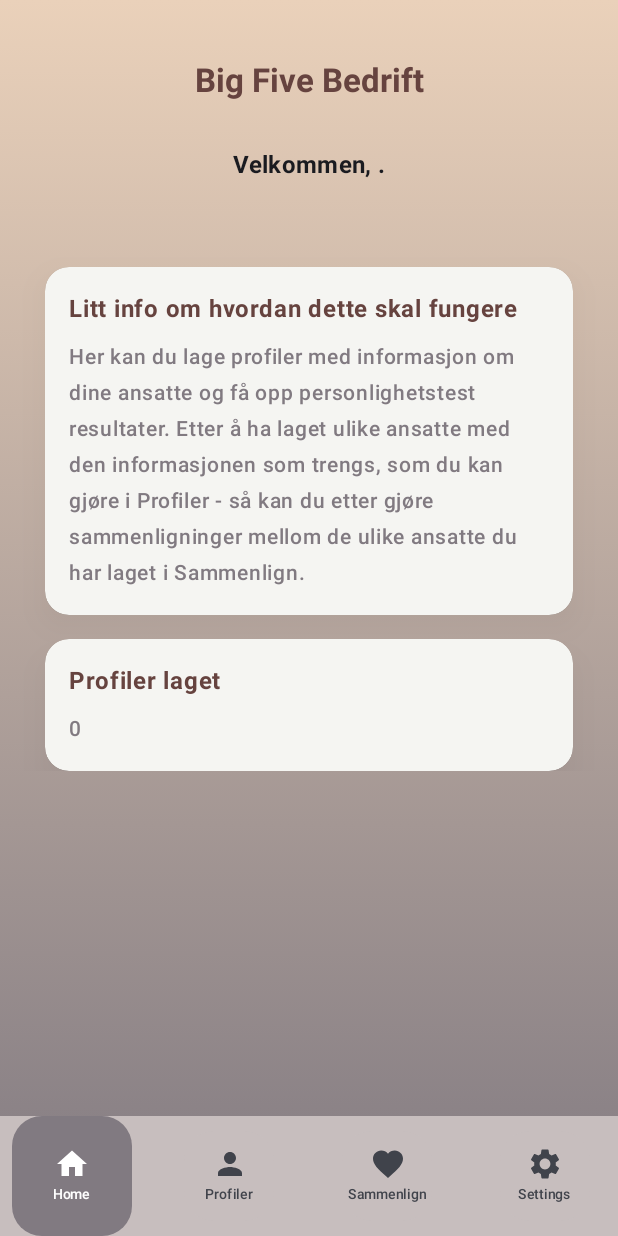
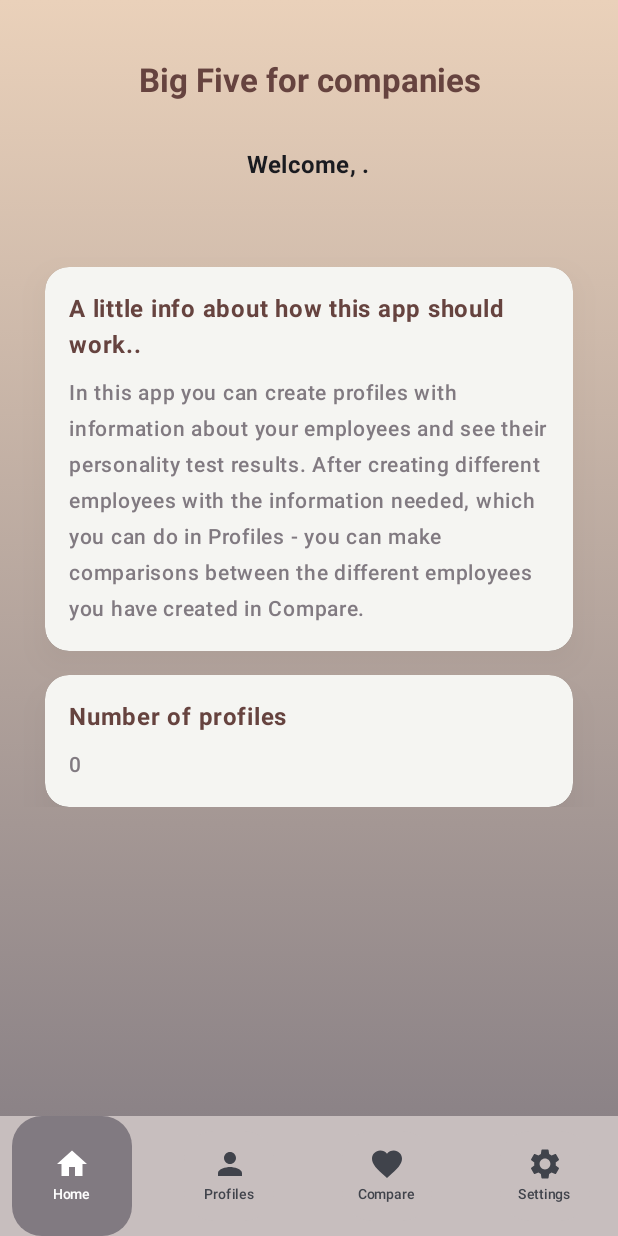
Before and after one commit to Shoyo181/MOB3000, an Android app built with Jetpack Compose: the composable MyApp shown on its own in the app's theme, on a phone screen of 412 x 824 dp. Run offline under Robolectric (Android 15) with nearby library versions, the phone set to English and light mode, and no system bars; our stand-ins replace Firebase (no records; nobody signed in at launch, a user with empty details on screens opened directly).

Commit message:
påbegynt oversetting

```diff
--- a/app/src/main/java/com/example/mob3000/MainActivity.kt
+++ b/app/src/main/java/com/example/mob3000/MainActivity.kt
@@ -39,6 +39,7 @@ import androidx.compose.ui.res.colorResource
 import androidx.compose.material.icons.filled.Favorite
 import androidx.compose.material.icons.outlined.Favorite
 import androidx.compose.ui.graphics.Brush
+import androidx.compose.ui.res.stringResource
 import androidx.compose.ui.unit.dp
 import androidx.compose.ui.unit.sp
 import com.example.mob3000.ui.screens.Home
@@ -71,22 +72,22 @@ data class BottomNavigationItem(
 fun MyApp() {
     val navItems = listOf(
         BottomNavigationItem(
-            title = "Home",
+            title = stringResource(id = R.string.nav_home),
             selectedIcon = Icons.Filled.Home,
             unselectedIcon = Icons.Outlined.Home
         ),
         BottomNavigationItem(
-            title = "Profiler",
+            title = stringResource(id = R.string.nav_profiles),
             selectedIcon = Icons.Filled.Person,
             unselectedIcon = Icons.Outlined.Person
         ),
         BottomNavigationItem(
-            title = "Sammenlign",
+            title = stringResource(id = R.string.nav_compare),
             selectedIcon = Icons.Filled.Favorite,
             unselectedIcon = Icons.Outlined.Favorite
         ),
         BottomNavigationItem(
-            title = "Settings",
+            title = stringResource(id = R.string.nav_settings),
             selectedIcon = Icons.Filled.Settings,
             unselectedIcon = Icons.Outlined.Settings
         )
--- a/app/src/main/java/com/example/mob3000/ui/screens/Home.kt
+++ b/app/src/main/java/com/example/mob3000/ui/screens/Home.kt
@@ -24,6 +24,7 @@ import androidx.compose.ui.draw.shadow
 import androidx.compose.ui.graphics.painter.Painter
 import androidx.compose.ui.layout.ContentScale
 import androidx.compose.ui.res.colorResource
+import androidx.compose.ui.res.stringResource
 import androidx.compose.ui.text.style.TextAlign
 import com.example.mob3000.R
 import com.example.mob3000.data.firebase.FirebaseService.hentAntallDokumenter
@@ -45,7 +46,7 @@ fun Home(modifier: Modifier = Modifier) {
 
     ) {
         Text(
-            text = "Big Five Bedrift", color = Color(0xFF66433F),
+            text = stringResource(id = R.string.app_name), color = Color(0xFF66433F),
             style = MaterialTheme.typography.titleLarge.copy(fontWeight = FontWeight.Bold),
             textAlign = TextAlign.Center,
             modifier = Modifier
@@ -53,7 +54,7 @@ fun Home(modifier: Modifier = Modifier) {
         )
         Spacer(modifier = Modifier.padding(10.dp))
         Text(
-            text = "Velkommen, $email.",
+            text = stringResource(id = R.string.welcome) + ", $email.",
             style = MaterialTheme.typography.titleMedium.copy(fontWeight = FontWeight.Bold),
         )
         Row(
@@ -65,8 +66,8 @@ fun Home(modifier: Modifier = Modifier) {
         }
         Column {
             InfoKort(
-                title = "Litt info om hvordan dette skal fungere",
-                description = "Her kan du lage profiler med informasjon om dine ansatte og få opp personlighetstest resultater. Etter å ha laget ulike ansatte med den informasjonen som trengs, som du kan gjøre i Profiler - så kan du etter gjøre sammenligninger mellom de ulike ansatte du har laget i Sammenlign.",
+                title = stringResource(id = R.string.info_card_title),
+                description = stringResource(id = R.string.info_card_desc),
                 backgroundColor = colorResource(id = R.color.ivory)
             )
             Spacer(modifier = Modifier.height(16.dp))
@@ -126,7 +127,7 @@ fun InfoKortMedPersonerCount() {
     }
 
     InfoKort(
-        title = "Profiler laget",
+        title = stringResource(id = R.string.profiles_count),
         description = personerCount,
         backgroundColor = colorResource(id = R.color.ivory)
     )
--- a/app/src/main/res/values/strings.xml
+++ b/app/src/main/res/values/strings.xml
@@ -1,3 +1,11 @@
 <resources>
-    <string name="app_name">MOB3000</string>
+    <string name="app_name">Big Five for companies</string>
+    <string name="nav_home">Home</string>
+    <string name="nav_profiles">Profiles</string>
+    <string name="nav_compare">Compare</string>
+    <string name="nav_settings">Settings</string>
+    <string name="welcome">Welcome</string>
+    <string name="info_card_title">A little info about how this app should work..</string>
+    <string name="info_card_desc">In this app you can create profiles with information about your employees and see their personality test results. After creating different employees with the information needed, which you can do in Profiles - you can make comparisons between the different employees you have created in Compare.</string>
+    <string name="profiles_count">Number of profiles</string>
 </resources>
```
Also changed, not shown: 1 other file.
